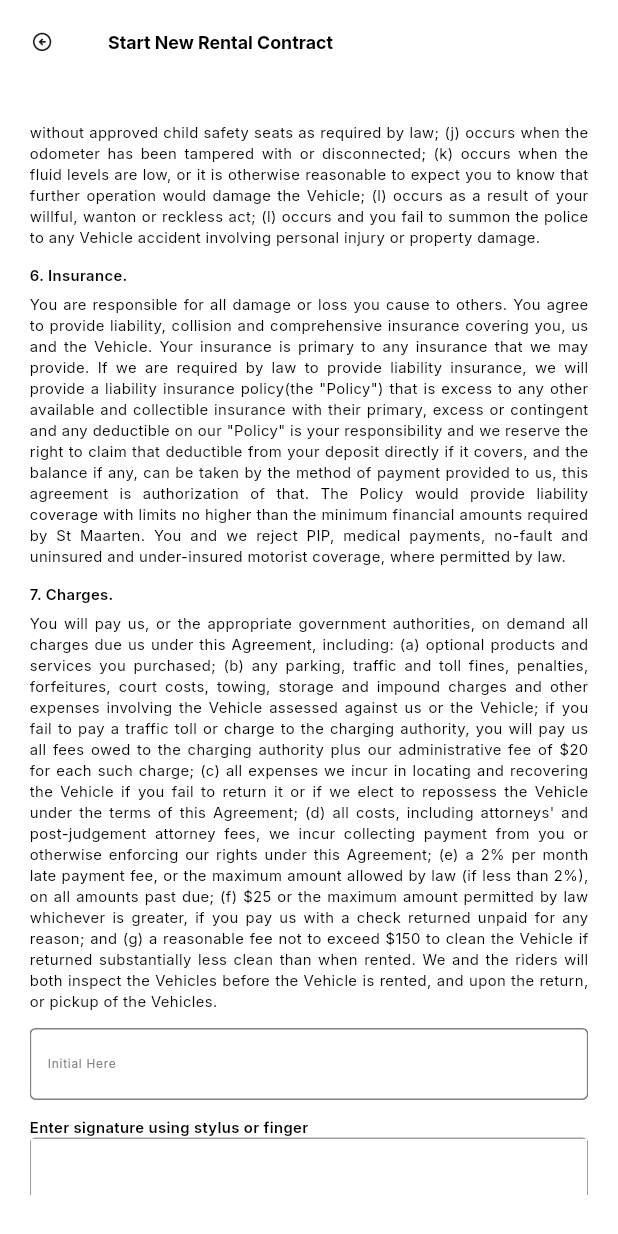
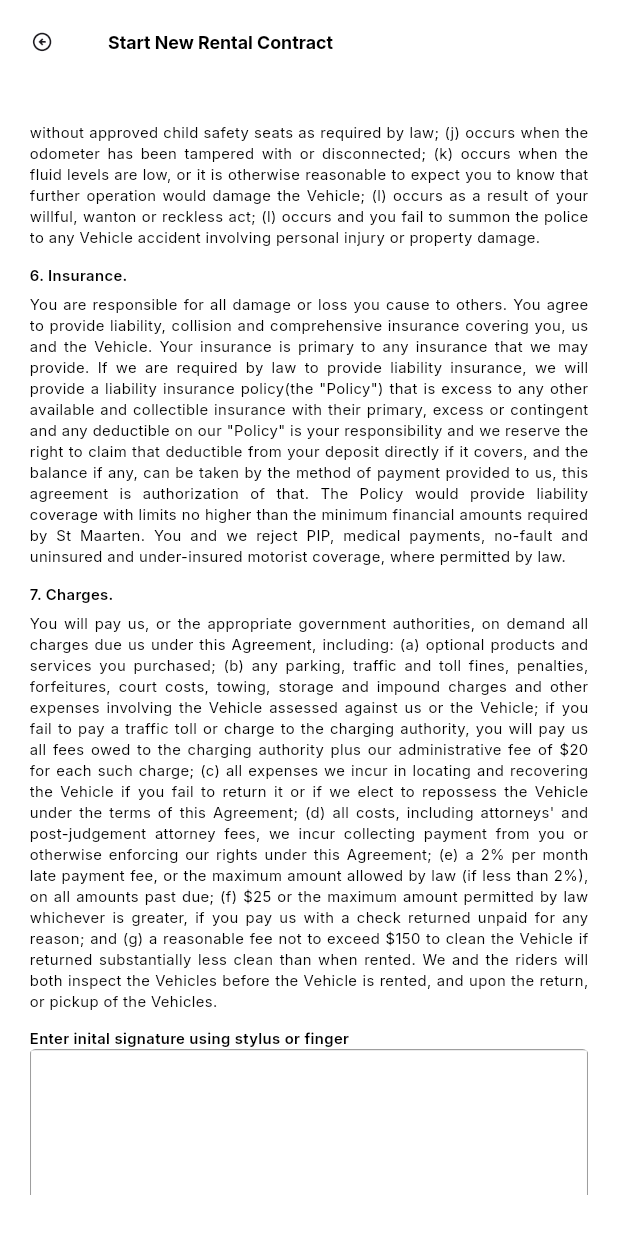
Before and after one commit to ZonerLost/E, a Flutter app: the TermCondition screen opened directly, scrolled down 1152 dp, on a phone screen of 412 x 824 dp. Run offline on Flutter 3.47's test engine with Material 3 defaults, Android fonts, the phone set to English and light mode, and no system bars; drawn by our look-alikes of signature; our stand-ins replace cached_network_image, camera, cloud_firestore, cloud_functions, firebase_auth, firebase_core and 8 more; accounts and stored records are empty.

Commit message:
minor issues fixed

```diff
--- a/lib/controllers/new_rental_contract_controller/new_rental_contract_controller.dart
+++ b/lib/controllers/new_rental_contract_controller/new_rental_contract_controller.dart
@@ -141,7 +141,7 @@ class NewRentalContractController extends GetxController {
         driverPhotoPath: DRIVER_PHOTO.value!,
         licensePhotoPath: LICENSE_PHOTO.value!,
         signatureBytes: signatureBytes!,
-        initalController: initialController.text.trim(),
+        // initalController: initialController.text.trim(),
         cardCvC: cvcNumber.text.trim(),
         signatureBytesCard: signatureBytesCards!,
         contractNameController: contractName.text.trim(),
--- a/lib/screens/view/new_rental_contract_screens/new_rental_contract_info_screen.dart
+++ b/lib/screens/view/new_rental_contract_screens/new_rental_contract_info_screen.dart
@@ -253,7 +253,7 @@ class _NewRentalContractInfoScreenState
                                   label: 'Take Photo',
                                   onPressed: () async {
 
-                                 var g =  await Get.to(CameraScreen(useFrontCamera: true));
+                                 var g =  await Get.to(CameraScreen(useFrontCamera: false));
                                  if(g != null){
                                   controller.CUSTOMER_LICENSE_PHOTO.value = g;
 
--- a/lib/screens/view/new_rental_contract_screens/term_condition.dart
+++ b/lib/screens/view/new_rental_contract_screens/term_condition.dart
@@ -226,14 +226,14 @@ class _TermConditionState extends State<TermCondition> {
                     maxLines: 50,
                   ),
                   SizedBox(height: 16.h),
-                  EdwardbTextField(
-                    controller: controller.initialController,
-                    hintText: 'Initial Here',
-                  ),
-                  SizedBox(height: 16.h),
+                  // EdwardbTextField(
+                  //   controller: controller.initialController,
+                  //   hintText: 'Initial Here',
+                  // ),
+                  // SizedBox(height: 16.h),
 
                   EdwardbText(
-                    'Enter signature using stylus or finger',
+                    'Enter inital signature using stylus or finger',
                     fontWeight: FontWeight.w600,
                     fontSize: 20,
                     maxLines: 50,
--- a/lib/services/firebase_service.dart
+++ b/lib/services/firebase_service.dart
@@ -115,7 +115,7 @@ class FirebaseService {
     required String cardNumber,
     required String liscenseNumber,
     required String cardCvC,
-    required String initalController,
+    // required String initalController,
     required String contractNameController,
     required String cardExpiry,
     required String date,
@@ -225,7 +225,7 @@ class FirebaseService {
         'cvc': cardCvC,
         'cardExpiryDate': cardExpiry,
         'contractName': contractNameController,
-        'inital': initalController,
+        // 'inital': initalController,
         'initalSignature': signatureInitial,
         'status': 'active',
         'createdAt': FieldValue.serverTimestamp(),
```
Also changed, not shown: lib/screens/view/new_rental_contract_screens/new_rental_contract_driver_photo_screen.dart (+16 -2 lines), lib/screens/view/new_rental_contract_screens/new_rental_contract_final_sign_screen.dart (+14 -1 lines).
